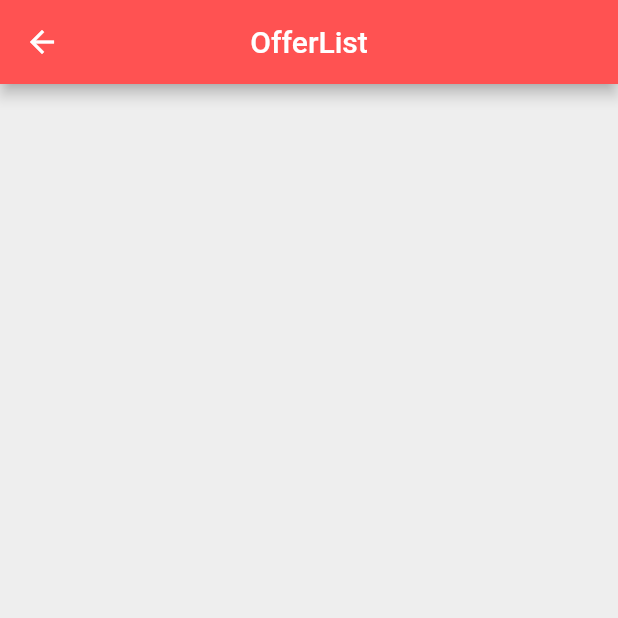
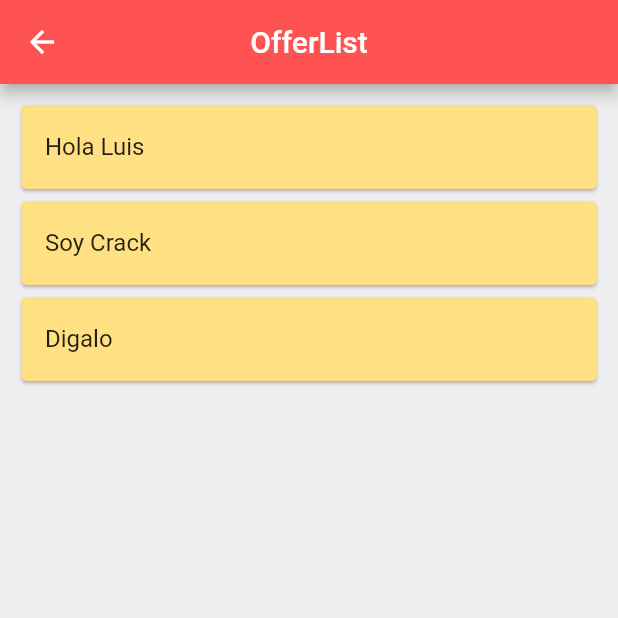
Before and after one commit to TeamNeo2021/gigandjob-mobile_app, a Flutter app: the screen it shows after launch, after a tap on the "add" icon, on a phone screen of 412 x 824 dp, the top half of it. Run offline on Flutter 3.47's test engine with Material 2 defaults, Android fonts, the phone set to English and light mode, and no system bars; our stand-ins replace bloc, flutter_bloc.

Commit message:
Bloc establecido pero aun no llama a la api

```diff
--- a/lib/Views/OfferList/OfferListBLOC/offerlist/offerlist_bloc.dart
+++ b/lib/Views/OfferList/OfferListBLOC/offerlist/offerlist_bloc.dart
@@ -8,14 +8,26 @@ part 'offerlist_event.dart';
 part 'offerlist_state.dart';
 
 class OfferlistBloc extends Bloc<OfferlistEvent, OfferlistState> {
+  void _onGetAll(GetAll event, Emitter<OfferlistState> emit) {
+    emit(OfferlistState(
+          offer:
+          [new OfferDTO(offerName: 'Hola Luis'),
+          new OfferDTO(offerName:'Soy Crack'),
+          new OfferDTO(offerName:'Digalo')
+          ]
+        )
+    );
+  }
   OfferlistBloc() : super(OfferlistState(offer: [])) {
-    @override
+    /* @override
     Stream<OfferlistState> mapEventToState(
       OfferlistEvent event,
-    ) async* {}
-
-    /*on<OfferlistEvent>((event, emit) {
-      // TODO: implement event handler
-    });*/
+    ) async* {
+      if (event is GetAll) {
+        yield OfferlistState(
+            offer: [new OfferDTO(offerName: 'Hola Luis'), new OfferDTO(offerName:'Soy Crack'), new OfferDTO(offerName:'Digalo')]);
+      }
+    }*/
+    on<GetAll>(_onGetAll);
   }
 }
--- a/lib/Views/OfferList/OfferListBLOC/offerlist/offerlist_event.dart
+++ b/lib/Views/OfferList/OfferListBLOC/offerlist/offerlist_event.dart
@@ -4,10 +4,10 @@ part of 'offerlist_bloc.dart';
 abstract class OfferlistEvent {}
 
 class GetAll extends OfferlistEvent {
-  final String id;
+  /*final String id;
   final String body;
 
-  GetAll(this.id, this.body);
+  GetAll(this.id, this.body);*/
 }
 
 class DoNotShow extends OfferlistEvent {}
--- a/lib/Views/OfferList/OfferListWidgets/OfferListWidget.dart
+++ b/lib/Views/OfferList/OfferListWidgets/OfferListWidget.dart
@@ -24,7 +24,6 @@ class OfferListWidget extends StatelessWidget {
                   ]),
                 );
               }
-              //],
               ),
         );
       },
--- a/lib/Views/OfferList/OfferList_screen.dart
+++ b/lib/Views/OfferList/OfferList_screen.dart
@@ -1,7 +1,8 @@
 //import 'dart:html';
-
+import 'package:flutter_bloc/flutter_bloc.dart';
 import 'package:flutter/cupertino.dart';
 import 'package:flutter/material.dart';
+import 'OfferListBLOC/offerlist/offerlist_bloc.dart';
 import 'OfferListWidgets/OfferListWidget.dart';
 
 class OfferList extends StatefulWidget {
@@ -12,6 +13,7 @@ class OfferList extends StatefulWidget {
 class _OfferListState extends State<OfferList> {
   @override
   Widget build(BuildContext context) {
+    BlocProvider.of<OfferlistBloc>(context).add(GetAll());
     return Scaffold(
       backgroundColor: Colors.grey[200],
       appBar: AppBar(
```
